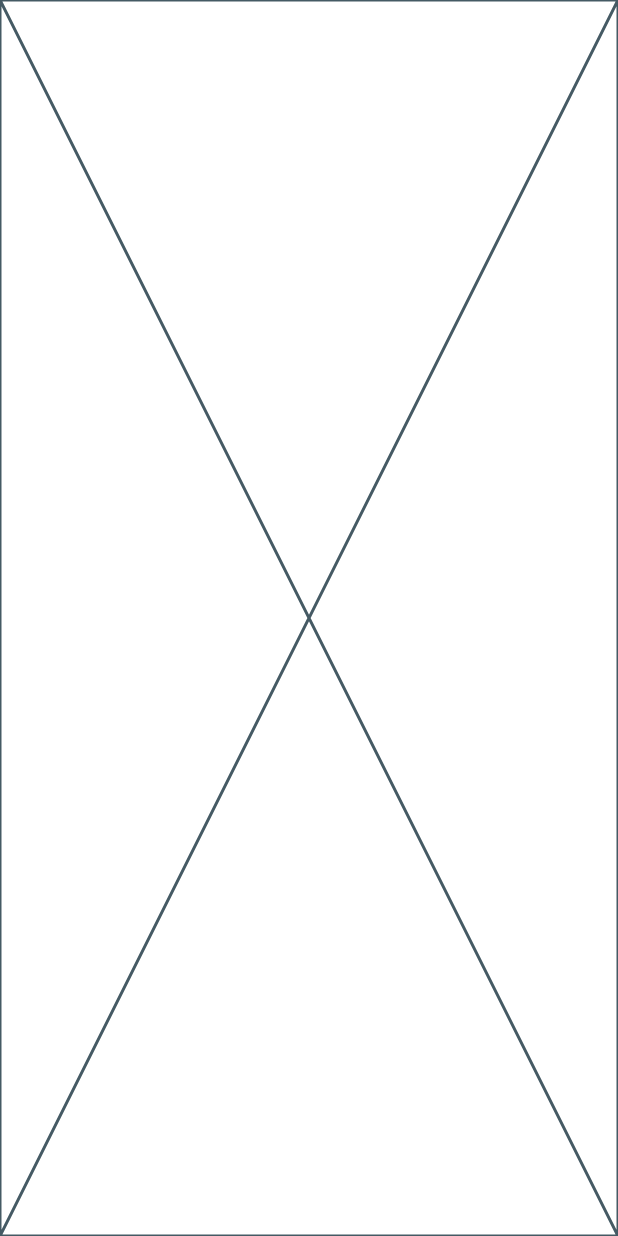
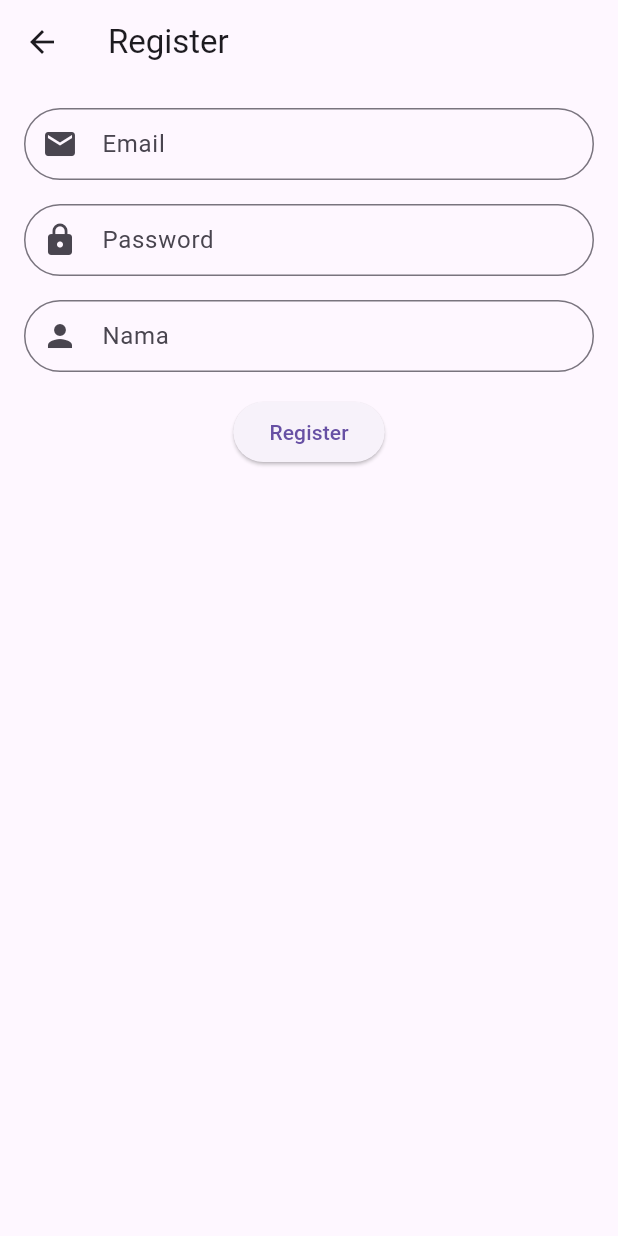
Before and after one commit to Testboiz/tako_food, a Flutter app: the screen it shows after launch, after a tap on "Sign Up", on a phone screen of 412 x 824 dp. Run offline on Flutter 3.47's test engine with Material 3 defaults, Android fonts, the light colour scheme and no system bars; our stand-ins replace cloud_firestore, firebase_auth, firebase_core, firebase_storage; accounts and stored records are empty; network calls fail.

Commit message:
Added Register Page

```diff
--- a/lib/pages/register.dart
+++ b/lib/pages/register.dart
@@ -1,4 +1,10 @@
+// ignore_for_file: use_build_context_synchronously
+
+import 'dart:developer';
+
+import 'package:firebase_auth/firebase_auth.dart';
 import 'package:flutter/material.dart';
+// import 'package:tako_food/provider/auth_service.dart';
 
 class RegisterPage extends StatefulWidget {
   const RegisterPage({super.key});
@@ -8,8 +14,113 @@ class RegisterPage extends StatefulWidget {
 }
 
 class _RegisterPageState extends State<RegisterPage> {
+  final TextEditingController _emailController = TextEditingController();
+  final TextEditingController _passwordController = TextEditingController();
+  final TextEditingController _namaController = TextEditingController();
+  final FirebaseAuth _authService = FirebaseAuth.instance;
+
+  Future<void> _register() async {
+    final email = _emailController.text;
+    final pass = _passwordController.text;
+    final nama = _namaController.text;
+
+    final credential = await _authService.signInWithEmailAndPassword(
+        email: email, password: pass);
+    User? user = credential.user;
+    if (user != null) {
+      user.updateDisplayName(nama);
+      log('user registered with uid : ${user.uid}');
+    } else if (user == null) {
+      log('Registration Failed');
+    } else {
+      log("You caught an ultra rare error");
+    }
+  }
+
   @override
   Widget build(BuildContext context) {
-    return const Placeholder();
+    return Scaffold(
+      appBar: AppBar(title: const Text('Register')),
+      body: Padding(
+        padding: const EdgeInsets.all(16.0),
+        child: SingleChildScrollView(
+          child: Column(
+            children: [
+              TextField(
+                controller: _emailController,
+                decoration: InputDecoration(
+                  labelText: 'Email',
+                  prefixIcon: const Icon(Icons.email),
+                  border: OutlineInputBorder(
+                    borderRadius: BorderRadius.circular(30.0),
+                  ),
+                  contentPadding: const EdgeInsets.symmetric(
+                      vertical: 10.0, horizontal: 16.0),
+                ),
+              ),
+              const SizedBox(height: 16),
+              TextField(
+                controller: _passwordController,
+                decoration: InputDecoration(
+                  labelText: 'Password',
+                  prefixIcon: const Icon(Icons.lock),
+                  border: OutlineInputBorder(
+                    borderRadius: BorderRadius.circular(30.0),
+                  ),
+                  contentPadding: const EdgeInsets.symmetric(
+                      vertical: 10.0, horizontal: 16.0),
+                ),
+                obscureText: true,
+              ),
+              const SizedBox(height: 16),
+              TextField(
+                controller: _namaController,
+                decoration: InputDecoration(
+                  labelText: 'Nama',
+                  prefixIcon: const Icon(Icons.person),
+                  border: OutlineInputBorder(
+                    borderRadius: BorderRadius.circular(30.0),
+                  ),
+                  contentPadding: const EdgeInsets.symmetric(
+                      vertical: 10.0, horizontal: 16.0),
+                ),
+              ),
+              const SizedBox(height: 16),
+              ElevatedButton(
+                onPressed: () async {
+                  try {
+                    await _register();
+                  } on FirebaseAuthException catch (e) {
+                    ScaffoldMessenger.of(context).showSnackBar(
+                      SnackBar(
+                        content: Text("[${e.code}] Email atau Password salah"),
+                      ),
+                    );
+                  } catch (e) {
+                    ScaffoldMessenger.of(context).showSnackBar(
+                      const SnackBar(
+                        content: Text("Email atau Password salah"),
+                      ),
+                    );
+                  }
+                  Navigator.pushReplacementNamed(context, '/');
+                },
+                style: ElevatedButton.styleFrom(
+                  shape: RoundedRectangleBorder(
+                    borderRadius: BorderRadius.circular(30.0),
+                  ),
+                ),
+                child: const Text('Register'),
+              ),
+              const SizedBox(height: 16),
+              const Text(
+                "",
+                style: TextStyle(color: Colors.red),
+              ),
+            ],
+          ),
+        ),
+      ),
+    );
   }
 }
```
